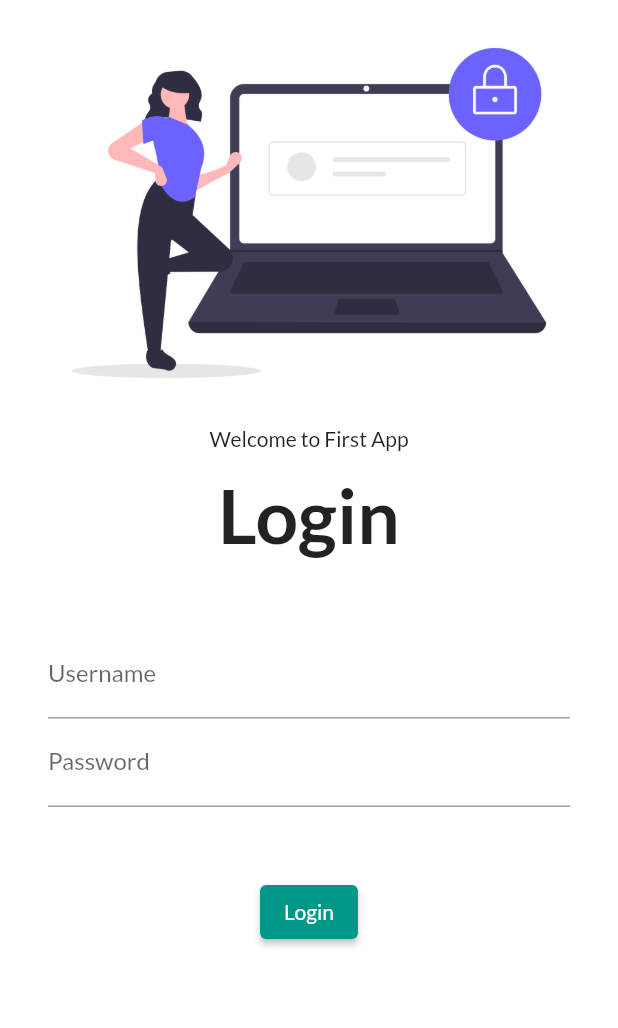
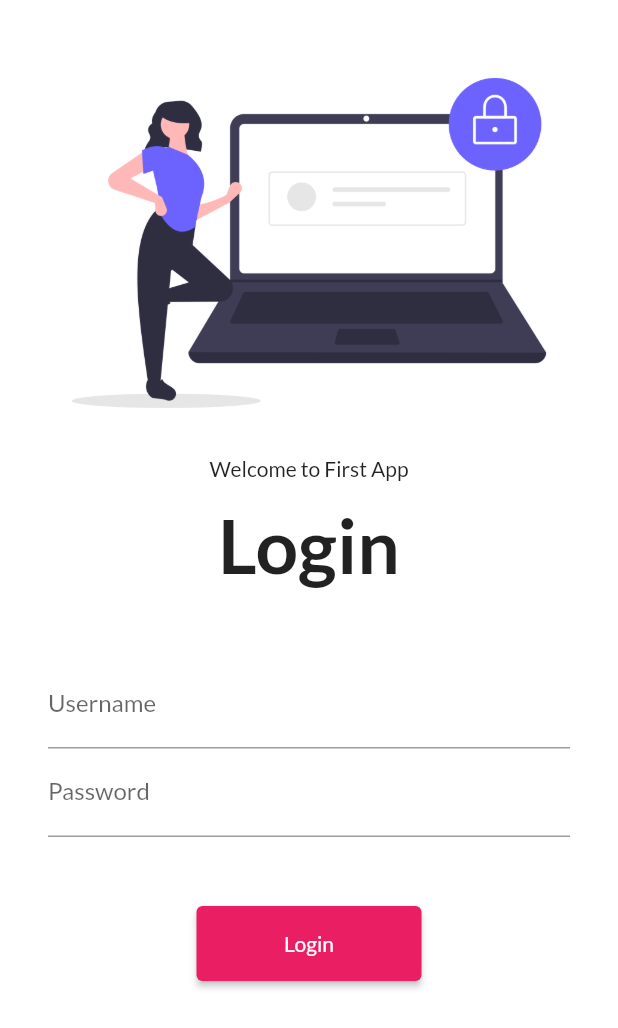
Before and after one commit to prathik2401/Catalog-App-Using-Flutter, a Flutter app: the screen it shows after launch, on a phone screen of 412 x 824 dp. Shown: the top 1028 px of the screen. Run offline on Flutter 3.47's test engine with Material 2 defaults, Android fonts, the phone set to English and light mode, and no system bars; our stand-ins replace google_fonts.

Commit message:
5th Day complete

```diff
--- a/lib/main.dart
+++ b/lib/main.dart
@@ -1,6 +1,7 @@
 import 'package:flutter/material.dart';
 import 'package:flutter_intro_project/pages/home_page.dart';
 import 'package:flutter_intro_project/pages/login_page.dart';
+import 'package:flutter_intro_project/utils/routes.dart';
 import 'package:google_fonts/google_fonts.dart';
 
 void main() {
@@ -15,6 +16,7 @@ class MyApplication extends StatelessWidget {
   Widget build(BuildContext context) {
     return MaterialApp(
       themeMode: ThemeMode.system,
+      debugShowCheckedModeBanner: false,
       theme: ThemeData(
         primarySwatch: Colors.teal,
         fontFamily: GoogleFonts.lato().fontFamily,
@@ -23,8 +25,8 @@ class MyApplication extends StatelessWidget {
       initialRoute: "/",
       routes: {
         "/": (context) => const LoginPage(),
-        "/home": (context) => const HomePage(),
-        "/login": (context) => const LoginPage()
+        MyRoutes.homeRoute: (context) => const HomePage(),
+        MyRoutes.loginRoute: (context) => const LoginPage()
       },
     );
   }
--- a/lib/pages/home_page.dart
+++ b/lib/pages/home_page.dart
@@ -1,5 +1,6 @@
 import 'package:flutter/material.dart';
 import 'package:flutter_intro_project/pages/login_page.dart';
+import 'package:flutter_intro_project/utils/routes.dart';
 
 // ignore: must_be_immutable
 class HomePage extends StatelessWidget {
@@ -21,7 +22,8 @@ class HomePage extends StatelessWidget {
               title: const Text("Login"),
               onTap: () {
                 const LoginPage();
-                Navigator.pop(context, false);
+                Navigator.pop(context, true);
+                Navigator.pushNamed(context, MyRoutes.loginRoute);
               },
             )
           ],
--- a/lib/pages/login_page.dart
+++ b/lib/pages/login_page.dart
@@ -1,4 +1,6 @@
 import 'package:flutter/material.dart';
+import 'package:flutter_intro_project/pages/home_page.dart';
+import 'package:flutter_intro_project/utils/routes.dart';
 
 class LoginPage extends StatelessWidget {
   const LoginPage({super.key});
@@ -7,8 +9,12 @@ class LoginPage extends StatelessWidget {
   Widget build(BuildContext context) {
     return Material(
       color: Colors.white,
+      child: SingleChildScrollView(
         child: Column(
           children: [
+            const SizedBox(
+              height: 20.0,
+            ),
             Image.asset(
               "assets/images/login_image.png",
               fit: BoxFit.contain,
@@ -45,11 +51,15 @@ class LoginPage extends StatelessWidget {
             ),
             ElevatedButton(
                 onPressed: () {
-                print("Login successful");
+                  Navigator.pushNamed(context, MyRoutes.homeRoute);
                 },
-              style: TextButton.styleFrom(foregroundColor: Colors.white),
+                style: TextButton.styleFrom(
+                    foregroundColor: Colors.white,
+                    minimumSize: const Size(150, 50),
+                    backgroundColor: Colors.pink),
                 child: const Text("Login")),
           ],
+        ),
       ),
     );
   }
--- /dev/null
+++ b/lib/utils/routes.dart
@@ -0,0 +1,4 @@
+class MyRoutes {
+  static String loginRoute = "/login";
+  static String homeRoute = "/home";
+}
```
Lines whose indentation alone changed are shown as unchanged.
